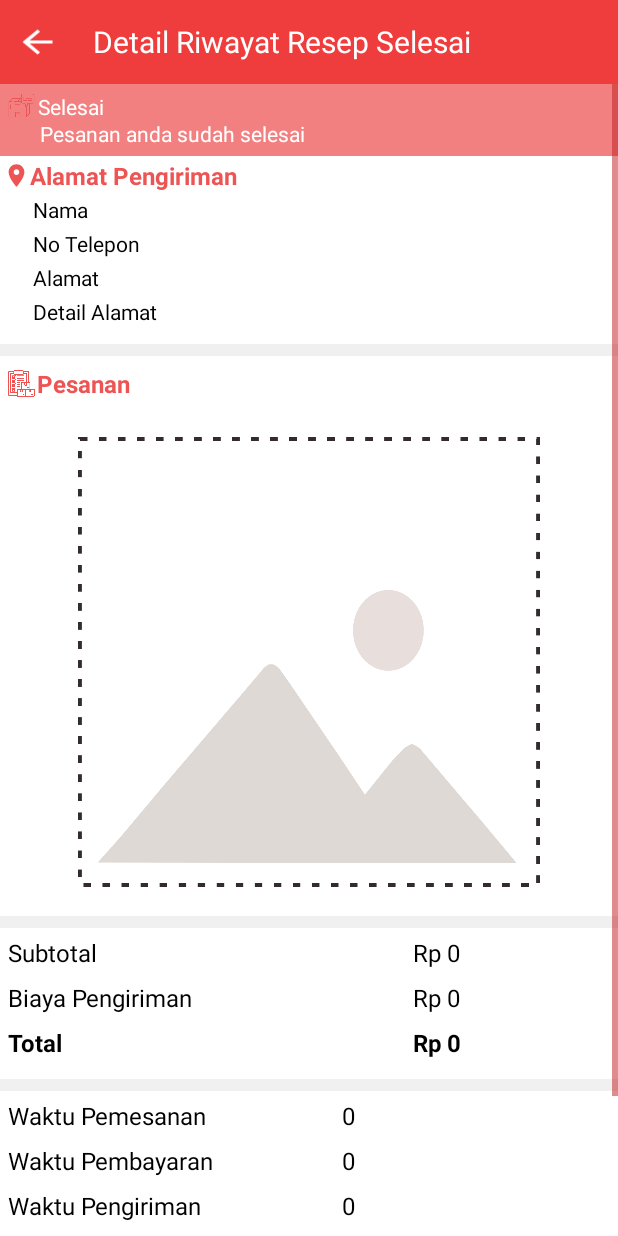
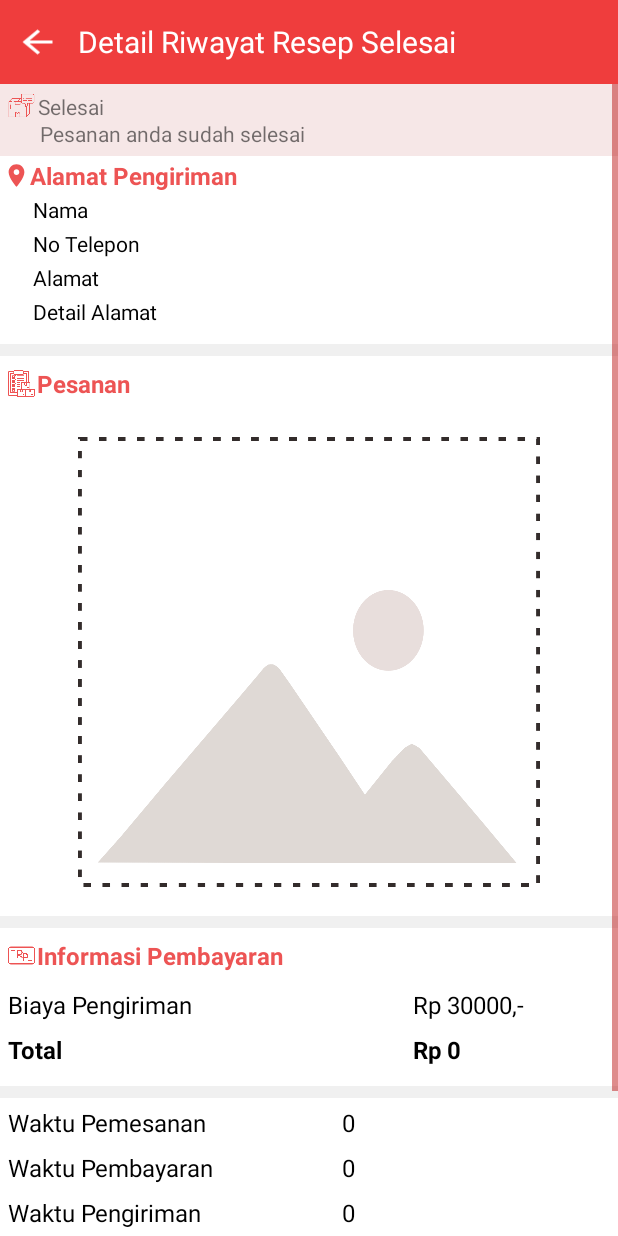
Before and after one commit to khusnul09/aplikasi_beli_obat, an Android app: the layout activity_detail_riwayat_resep_selesai.xml on its own in the app's theme, with its tools: preview values and no code run, on a phone screen of 412 x 824 dp. Run offline under Robolectric (Android 15) with nearby library versions, the phone set to English and light mode, and no system bars; network calls fail.

Commit message:
Kamis, 26 November 2020 16:19 WITA

```diff
--- a/app/src/main/res/layout/activity_detail_riwayat_resep_selesai.xml
+++ b/app/src/main/res/layout/activity_detail_riwayat_resep_selesai.xml
@@ -17,7 +17,7 @@
 
         <ImageView
             android:layout_width="50dp"
-            android:layout_marginRight="12dp"
+            android:layout_marginRight="2dp"
             android:layout_height="match_parent"
             android:src="@drawable/ic_back"
             android:padding="10dp"/>
@@ -46,7 +46,7 @@
             <LinearLayout
                 android:layout_width="match_parent"
                 android:layout_height="wrap_content"
-                android:background="#F38080"
+                android:background="#F6E7E7"
                 android:padding="5dp"
                 android:orientation="vertical">
 
@@ -67,7 +67,6 @@
                         android:layout_height="match_parent"
                         android:layout_marginLeft="2dp"
                         android:text="Selesai"
-                        android:textColor="#FFFFFF"
                         android:textSize="14sp" />
 
                 </LinearLayout>
@@ -82,7 +81,6 @@
                         android:layout_height="wrap_content"
                         android:layout_marginLeft="21dp"
                         android:text="Pesanan anda sudah selesai"
-                        android:textColor="#FFFFFF"
                         android:textSize="14sp" />
 
                 </LinearLayout>
@@ -203,6 +201,30 @@
             <LinearLayout
                 android:layout_width="match_parent"
                 android:layout_height="wrap_content"
+                android:padding="5dp"
+                android:layout_marginTop="2dp"
+                android:orientation="horizontal">
+
+                <ImageView
+                    android:layout_width="18dp"
+                    android:layout_height="18dp"
+                    android:layout_gravity="center"
+                    android:src="@drawable/totalbayar" />
+
+                <TextView
+                    android:layout_width="wrap_content"
+                    android:layout_height="wrap_content"
+                    android:layout_marginLeft="1dp"
+                    android:text="Informasi Pembayaran"
+                    android:textColor="#ED5454"
+                    android:textSize="16sp"
+                    android:textStyle="bold" />
+
+            </LinearLayout>
+
+            <LinearLayout
+                android:layout_width="match_parent"
+                android:layout_height="wrap_content"
                 android:layout_margin="5dp"
                 android:orientation="horizontal">
 
@@ -212,14 +234,14 @@
                     android:layout_weight="2.5"
                     android:orientation="vertical">
 
-                    <TextView
-                        android:id="@+id/tv_subtotal_resep_selesai"
-                        android:layout_width="wrap_content"
-                        android:layout_height="wrap_content"
-                        android:layout_marginBottom="8dp"
-                        android:text="Subtotal"
-                        android:textColor="#000"
-                        android:textSize="16sp" />
+<!--                    <TextView-->
+<!--                        android:id="@+id/tv_subtotal_resep_selesai"-->
+<!--                        android:layout_width="wrap_content"-->
+<!--                        android:layout_height="wrap_content"-->
+<!--                        android:layout_marginBottom="8dp"-->
+<!--                        android:text="Subtotal"-->
+<!--                        android:textColor="#000"-->
+<!--                        android:textSize="16sp" />-->
 
                     <TextView
                         android:id="@+id/tv_biaya_pengiriman_resep_selesai"
@@ -248,14 +270,14 @@
                     android:orientation="vertical"
                     android:layout_weight="0.21">
 
-                    <TextView
-                        android:id="@+id/tv_Rp_subtotal_resep_selesai"
-                        android:layout_width="wrap_content"
-                        android:layout_height="wrap_content"
-                        android:text="Rp"
-                        android:textSize="16sp"
-                        android:textColor="#000000"
-                        android:layout_marginBottom="8dp"/>
+<!--                    <TextView-->
+<!--                        android:id="@+id/tv_Rp_subtotal_resep_selesai"-->
+<!--                        android:layout_width="wrap_content"-->
+<!--                        android:layout_height="wrap_content"-->
+<!--                        android:text="Rp"-->
+<!--                        android:textSize="16sp"-->
+<!--                        android:textColor="#000000"-->
+<!--                        android:layout_marginBottom="8dp"/>-->
 
 
                     <TextView
@@ -285,23 +307,23 @@
                     android:orientation="vertical"
                     android:layout_weight="1">
 
-                    <TextView
-                        android:id="@+id/tv_nominal_subtotal_resep_selesai"
-                        android:layout_width="wrap_content"
-                        android:layout_height="wrap_content"
-                        android:text="0"
-                        android:textSize="16sp"
-                        android:textColor="#000000"
-                        android:layout_marginBottom="8dp"/>
+<!--                    <TextView-->
+<!--                        android:id="@+id/tv_nominal_subtotal_resep_selesai"-->
+<!--                        android:layout_width="wrap_content"-->
+<!--                        android:layout_height="wrap_content"-->
+<!--                        android:layout_marginBottom="8dp"-->
+<!--                        android:text="0"-->
+<!--                        android:textColor="#000000"-->
+<!--                        android:textSize="16sp" />-->
 
                     <TextView
                         android:id="@+id/tv_nominal_biaya_pengiriman_resep_selesai"
                         android:layout_width="wrap_content"
                         android:layout_height="wrap_content"
-                        android:text="0"
-                        android:textSize="16sp"
+                        android:layout_marginBottom="8dp"
+                        android:text="30000,-"
                         android:textColor="#000000"
-                        android:layout_marginBottom="8dp"/>
+                        android:textSize="16sp" />
 
                     <TextView
                         android:id="@+id/tv_nominal_total_resep_selesai"
--- a/app/src/main/res/layout/rowriwayatbelumbayar.xml
+++ b/app/src/main/res/layout/rowriwayatbelumbayar.xml
@@ -33,7 +33,7 @@
             android:layout_below="@id/tv_paket"
             android:text="Invoice"
             android:textColor="#000"
-            android:textSize="12.5sp" />
+            android:textSize="12sp" />
 
         <TextView
             android:id="@+id/tv_nama_penerima_paket_obb"
--- a/app/src/main/res/layout/rowriwayatresep.xml
+++ b/app/src/main/res/layout/rowriwayatresep.xml
@@ -40,7 +40,7 @@
             android:layout_width="wrap_content"
             android:layout_height="wrap_content"
             android:text="#"
-            android:textSize="14sp"
+            android:textSize="12sp"
             android:textColor="#000000"
             android:layout_toRightOf="@+id/iv_gambar_resep"
             android:layout_toEndOf="@+id/iv_gambar_resep"
@@ -55,7 +55,7 @@
             android:layout_width="wrap_content"
             android:layout_height="wrap_content"
             android:text="Nama"
-            android:textSize="13sp"
+            android:textSize="12sp"
             android:textColor="#000000"
             android:layout_toEndOf="@+id/iv_gambar_resep"
             android:layout_marginLeft="10dp"
```
Also changed, not shown: app/src/main/java/com/example/mynotes/DetailRiwayatResepSelesaiActivity.java (+8 -7 lines), app/src/main/res/layout/activity_detail_riwayat_obat_selesai.xml (+29 -6 lines), app/src/main/res/layout/rowriwayatobatselesai.xml (deleted, +0 -157 lines), app/src/main/res/layout/rowriwayatselesai.xml (+10 -11 lines).
